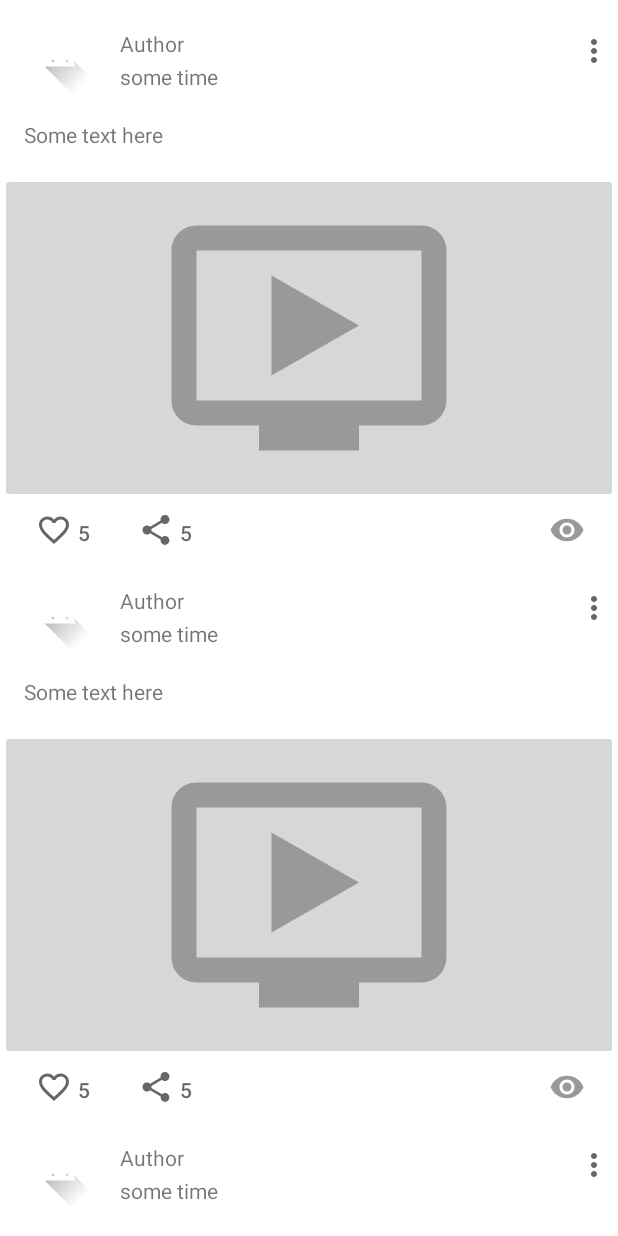
After one commit to Garshishka/NeWork, an Android app: the layout fragment_posts.xml on its own in the app's theme, with its tools: preview values and no code run, on a phone screen of 412 x 824 dp. The commit adds this screen. Run offline under Robolectric (Android 15) with nearby library versions, the phone set to English and light mode, and no system bars.

Commit message:
Made base post feed UI

```diff
--- /dev/null
+++ b/app/src/main/res/color/like_checkbox_tint.xml
@@ -0,0 +1,5 @@
+<?xml version="1.0" encoding="utf-8"?>
+<selector xmlns:android="http://schemas.android.com/apk/res/android">
+    <item android:color="@color/like_red" android:state_checked="true"/>
+    <item android:color="?attr/colorControlNormal"/>
+</selector>
--- /dev/null
+++ b/app/src/main/res/drawable/ic_baseline_error_outline_48.xml
@@ -0,0 +1,5 @@
+<vector xmlns:android="http://schemas.android.com/apk/res/android" android:width="48dp"
+    android:height="48dp" android:tint="#999999"
+    android:viewportWidth="24" android:viewportHeight="24">
+    <path android:fillColor="@android:color/white" android:pathData="M11,15h2v2h-2zM11,7h2v6h-2zM11.99,2C6.47,2 2,6.48 2,12s4.47,10 9.99,10C17.52,22 22,17.52 22,12S17.52,2 11.99,2zM12,20c-4.42,0 -8,-3.58 -8,-8s3.58,-8 8,-8 8,3.58 8,8 -3.58,8 -8,8z"/>
+</vector>
--- /dev/null
+++ b/app/src/main/res/drawable/ic_baseline_eye_24.xml
@@ -0,0 +1,5 @@
+<vector android:height="24dp" android:tint="#999999"
+    android:viewportHeight="24" android:viewportWidth="24"
+    android:width="24dp" xmlns:android="http://schemas.android.com/apk/res/android">
+    <path android:fillColor="@android:color/white" android:pathData="M12,4.5C7,4.5 2.73,7.61 1,12c1.73,4.39 6,7.5 11,7.5s9.27,-3.11 11,-7.5c-1.73,-4.39 -6,-7.5 -11,-7.5zM12,17c-2.76,0 -5,-2.24 -5,-5s2.24,-5 5,-5 5,2.24 5,5 -2.24,5 -5,5zM12,9c-1.66,0 -3,1.34 -3,3s1.34,3 3,3 3,-1.34 3,-3 -1.34,-3 -3,-3z"/>
+</vector>
--- /dev/null
+++ b/app/src/main/res/drawable/ic_baseline_favorite_24.xml
@@ -0,0 +1,5 @@
+<vector android:height="24dp" android:tint="#FF2424"
+    android:viewportHeight="24" android:viewportWidth="24"
+    android:width="24dp" xmlns:android="http://schemas.android.com/apk/res/android">
+    <path android:fillColor="@android:color/white" android:pathData="M12,21.35l-1.45,-1.32C5.4,15.36 2,12.28 2,8.5 2,5.42 4.42,3 7.5,3c1.74,0 3.41,0.81 4.5,2.09C13.09,3.81 14.76,3 16.5,3 19.58,3 22,5.42 22,8.5c0,3.78 -3.4,6.86 -8.55,11.54L12,21.35z"/>
+</vector>
--- /dev/null
+++ b/app/src/main/res/drawable/ic_baseline_favorite_border_24.xml
@@ -0,0 +1,5 @@
+<vector android:height="24dp" android:tint="#999999"
+    android:viewportHeight="24" android:viewportWidth="24"
+    android:width="24dp" xmlns:android="http://schemas.android.com/apk/res/android">
+    <path android:fillColor="@android:color/white" android:pathData="M16.5,3c-1.74,0 -3.41,0.81 -4.5,2.09C10.91,3.81 9.24,3 7.5,3 4.42,3 2,5.42 2,8.5c0,3.78 3.4,6.86 8.55,11.54L12,21.35l1.45,-1.32C18.6,15.36 22,12.28 22,8.5 22,5.42 19.58,3 16.5,3zM12.1,18.55l-0.1,0.1 -0.1,-0.1C7.14,14.24 4,11.39 4,8.5 4,6.5 5.5,5 7.5,5c1.54,0 3.04,0.99 3.57,2.36h1.87C13.46,5.99 14.96,5 16.5,5c2,0 3.5,1.5 3.5,3.5 0,2.89 -3.14,5.74 -7.9,10.05z"/>
+</vector>
--- /dev/null
+++ b/app/src/main/res/drawable/ic_baseline_more_vert_24.xml
@@ -0,0 +1,5 @@
+<vector android:height="24dp" android:tint="#999999"
+    android:viewportHeight="24" android:viewportWidth="24"
+    android:width="24dp" xmlns:android="http://schemas.android.com/apk/res/android">
+    <path android:fillColor="@android:color/white" android:pathData="M12,8c1.1,0 2,-0.9 2,-2s-0.9,-2 -2,-2 -2,0.9 -2,2 0.9,2 2,2zM12,10c-1.1,0 -2,0.9 -2,2s0.9,2 2,2 2,-0.9 2,-2 -0.9,-2 -2,-2zM12,16c-1.1,0 -2,0.9 -2,2s0.9,2 2,2 2,-0.9 2,-2 -0.9,-2 -2,-2z"/>
+</vector>
--- /dev/null
+++ b/app/src/main/res/drawable/ic_baseline_play_circle_80.xml
@@ -0,0 +1,5 @@
+<vector android:height="80dp" android:tint="#FFFFFF"
+    android:viewportHeight="24" android:viewportWidth="24"
+    android:width="80dp" xmlns:android="http://schemas.android.com/apk/res/android">
+    <path android:fillColor="@android:color/white" android:pathData="M12,2C6.48,2 2,6.48 2,12s4.48,10 10,10 10,-4.48 10,-10S17.52,2 12,2zM10,16.5v-9l6,4.5 -6,4.5z"/>
+</vector>
--- /dev/null
+++ b/app/src/main/res/drawable/ic_baseline_share_24.xml
@@ -0,0 +1,5 @@
+<vector android:height="24dp" android:tint="#999999"
+    android:viewportHeight="24" android:viewportWidth="24"
+    android:width="24dp" xmlns:android="http://schemas.android.com/apk/res/android">
+    <path android:fillColor="@android:color/white" android:pathData="M18,16.08c-0.76,0 -1.44,0.3 -1.96,0.77L8.91,12.7c0.05,-0.23 0.09,-0.46 0.09,-0.7s-0.04,-0.47 -0.09,-0.7l7.05,-4.11c0.54,0.5 1.25,0.81 2.04,0.81 1.66,0 3,-1.34 3,-3s-1.34,-3 -3,-3 -3,1.34 -3,3c0,0.24 0.04,0.47 0.09,0.7L8.04,9.81C7.5,9.31 6.79,9 6,9c-1.66,0 -3,1.34 -3,3s1.34,3 3,3c0.79,0 1.5,-0.31 2.04,-0.81l7.12,4.16c-0.05,0.21 -0.08,0.43 -0.08,0.65 0,1.61 1.31,2.92 2.92,2.92 1.61,0 2.92,-1.31 2.92,-2.92s-1.31,-2.92 -2.92,-2.92z"/>
+</vector>
--- /dev/null
+++ b/app/src/main/res/drawable/ic_baseline_video.xml
@@ -0,0 +1,5 @@
+<vector android:height="@dimen/video_height" android:tint="#999999"
+    android:viewportHeight="24" android:viewportWidth="24"
+    android:width="@dimen/video_height" xmlns:android="http://schemas.android.com/apk/res/android">
+    <path android:fillColor="@android:color/white" android:pathData="M21,3L3,3c-1.11,0 -2,0.89 -2,2v12c0,1.1 0.89,2 2,2h5v2h8v-2h5c1.1,0 1.99,-0.9 1.99,-2L23,5c0,-1.11 -0.9,-2 -2,-2zM21,17L3,17L3,5h18v12zM16,11l-7,4L9,7z"/>
+</vector>
--- /dev/null
+++ b/app/src/main/res/drawable/ic_like_24dp.xml
@@ -0,0 +1,10 @@
+<?xml version="1.0" encoding="utf-8"?>
+<selector xmlns:android="http://schemas.android.com/apk/res/android">
+    <item
+        android:drawable="@drawable/ic_baseline_favorite_24"
+        android:state_checked="true"
+        />
+    <item
+        android:drawable="@drawable/ic_baseline_favorite_border_24"
+        />
+</selector>
--- /dev/null
+++ b/app/src/main/res/layout/fragment_posts.xml
@@ -0,0 +1,18 @@
+<?xml version="1.0" encoding="utf-8"?>
+<androidx.constraintlayout.widget.ConstraintLayout xmlns:android="http://schemas.android.com/apk/res/android"
+    android:layout_width="match_parent"
+    android:layout_height="match_parent"
+    xmlns:app="http://schemas.android.com/apk/res-auto"
+    xmlns:tools="http://schemas.android.com/tools">
+
+    <androidx.recyclerview.widget.RecyclerView
+        android:id="@+id/list_posts"
+        app:layoutManager="androidx.recyclerview.widget.LinearLayoutManager"
+        android:layout_width="match_parent"
+        android:layout_height="0dp"
+        app:layout_constraintTop_toTopOf="parent"
+        app:layout_constraintBottom_toBottomOf="parent"
+        tools:listitem="@layout/layout_post"
+        />
+
+</androidx.constraintlayout.widget.ConstraintLayout>
--- /dev/null
+++ b/app/src/main/res/layout/layout_post.xml
@@ -0,0 +1,166 @@
+<?xml version="1.0" encoding="utf-8"?>
+<androidx.constraintlayout.widget.ConstraintLayout xmlns:android="http://schemas.android.com/apk/res/android"
+    xmlns:app="http://schemas.android.com/apk/res-auto"
+    xmlns:tools="http://schemas.android.com/tools"
+    android:layout_width="match_parent"
+    android:layout_height="wrap_content">
+
+    <ImageView
+        android:id="@+id/avatar"
+        android:layout_width="@dimen/avatar_size"
+        android:layout_height="@dimen/avatar_size"
+        android:layout_margin="@dimen/margin_default"
+        android:contentDescription="@string/description_post_author_avatar"
+        android:src="@drawable/ic_launcher_foreground"
+        app:layout_constraintStart_toStartOf="parent"
+        app:layout_constraintTop_toTopOf="parent"
+        tools:srcCompat="@sample/posts_avatars" />
+
+    <TextView
+        android:id="@+id/author"
+        android:layout_width="0dp"
+        android:layout_height="wrap_content"
+        android:layout_marginHorizontal="@dimen/margin_default"
+        android:ellipsize="end"
+        android:maxLines="1"
+        app:layout_constraintBottom_toTopOf="@id/published"
+        app:layout_constraintEnd_toStartOf="@id/menu"
+        app:layout_constraintStart_toEndOf="@id/avatar"
+        app:layout_constraintTop_toTopOf="@id/avatar"
+        tools:text="Author" />
+
+    <TextView
+        android:id="@+id/published"
+        android:layout_width="wrap_content"
+        android:layout_height="wrap_content"
+        android:layout_marginStart="@dimen/margin_default"
+        app:layout_constraintBottom_toBottomOf="@id/avatar"
+        app:layout_constraintStart_toEndOf="@id/avatar"
+        app:layout_constraintTop_toBottomOf="@id/author"
+        tools:text="some time" />
+
+    <com.google.android.material.button.MaterialButton
+        android:id="@+id/menu"
+        android:layout_width="@dimen/picture_size"
+        android:layout_height="@dimen/picture_size"
+        android:layout_marginTop="@dimen/margin_default"
+        android:contentDescription="@string/description_post_menu"
+        app:icon="@drawable/ic_baseline_more_vert_24"
+        app:layout_constraintEnd_toEndOf="parent"
+        app:layout_constraintTop_toTopOf="parent"
+        style="@style/Widget.AppTheme.GrayButtons"/>
+
+    <androidx.constraintlayout.widget.Barrier
+        android:id="@+id/barrierTop"
+        android:layout_width="wrap_content"
+        android:layout_height="wrap_content"
+        app:barrierDirection="bottom"
+        app:constraint_referenced_ids="avatar,published,menu" />
+
+    <TextView
+        android:id="@+id/content"
+        android:layout_width="match_parent"
+        android:layout_height="wrap_content"
+        android:autoLink="web"
+        android:padding="@dimen/margin_default"
+        app:layout_constraintTop_toTopOf="@id/barrierTop"
+        tools:text="Some text here" />
+
+    <ImageButton
+        android:id="@+id/attachmentPicture"
+        android:layout_width="match_parent"
+        android:layout_height="wrap_content"
+        android:src="@drawable/ic_baseline_video"
+        app:layout_constraintTop_toBottomOf="@id/content"
+        android:contentDescription="@string/attached_content"
+        android:visibility="visible"
+        />
+
+    <ImageView
+        android:id="@+id/playButton"
+        android:layout_width="wrap_content"
+        android:layout_height="wrap_content"
+        android:src="@drawable/ic_baseline_play_circle_80"
+        android:contentDescription="@string/play_video"
+        android:visibility="gone"
+        app:layout_constraintBottom_toBottomOf="@id/attachmentPicture"
+        app:layout_constraintEnd_toEndOf="@id/attachmentPicture"
+        app:layout_constraintStart_toStartOf="@id/attachmentPicture"
+        app:layout_constraintTop_toTopOf="@id/attachmentPicture"
+        />
+
+    <androidx.constraintlayout.widget.Barrier
+        android:id="@+id/barrierBottom"
+        android:layout_width="wrap_content"
+        android:layout_height="wrap_content"
+        app:barrierDirection="bottom"
+        app:constraint_referenced_ids="content,attachmentPicture" />
+
+    <com.google.android.material.button.MaterialButton
+        android:id="@+id/like"
+        android:layout_width="wrap_content"
+        android:layout_height="@dimen/picture_size"
+        android:layout_marginStart="@dimen/margin_default"
+        android:contentDescription="@string/description_post_likes"
+        android:checkable="true"
+        app:icon="@drawable/ic_like_24dp"
+        app:layout_constraintEnd_toStartOf="@id/share"
+        app:layout_constraintStart_toStartOf="parent"
+        app:layout_constraintTop_toBottomOf="@id/barrierBottom"
+        tools:text="5"
+        style="@style/Widget.AppTheme.LikeCheckBox"/>
+
+    <com.google.android.material.button.MaterialButton
+        android:id="@+id/share"
+        android:layout_width="wrap_content"
+        android:layout_height="@dimen/picture_size"
+        android:layout_marginStart="@dimen/margin_default"
+        android:contentDescription="@string/description_post_shares"
+        app:icon="@drawable/ic_baseline_share_24"
+        app:layout_constraintStart_toEndOf="@id/like"
+        app:layout_constraintTop_toBottomOf="@id/barrierBottom"
+        tools:text = "5"
+        style="@style/Widget.AppTheme.GrayButtons"
+        />
+
+    <TextView
+        android:id="@+id/viewsText"
+        android:layout_width="wrap_content"
+        android:layout_height="wrap_content"
+        android:layout_marginEnd="@dimen/margin_default"
+        app:layout_constraintBottom_toBottomOf="@id/viewsIcon"
+        app:layout_constraintEnd_toEndOf="parent"
+        app:layout_constraintTop_toTopOf="@id/viewsIcon"
+        tools:text="@sample/posts.json/data/views" />
+
+    <ImageButton
+        android:id="@+id/viewsIcon"
+        android:layout_width="@dimen/picture_size"
+        android:layout_height="@dimen/picture_size"
+        android:background="@android:color/transparent"
+        android:contentDescription="@string/description_post_views"
+        android:src="@drawable/ic_baseline_eye_24"
+        app:layout_constraintEnd_toStartOf="@id/viewsText"
+        app:layout_constraintTop_toBottomOf="@id/barrierBottom" />
+
+    <ImageView
+        android:id="@+id/notOnServer"
+        android:layout_width="@dimen/picture_size"
+        android:layout_height="@dimen/picture_size"
+        android:contentDescription="@string/not_on_server_yet"
+        android:src="@drawable/ic_baseline_error_outline_48"
+        android:visibility="gone"
+        app:layout_constraintEnd_toEndOf="parent"
+        app:layout_constraintStart_toStartOf="parent"
+        app:layout_constraintTop_toBottomOf="@id/barrierBottom"
+        />
+
+    <androidx.constraintlayout.widget.Group
+        android:id="@+id/bottomGroup"
+        android:layout_width="match_parent"
+        android:layout_height="wrap_content"
+        android:visibility="visible"
+        app:constraint_referenced_ids="viewsIcon, viewsText, like, share"
+        />
+
+</androidx.constraintlayout.widget.ConstraintLayout>
--- a/app/src/main/res/values/colors.xml
+++ b/app/src/main/res/values/colors.xml
@@ -7,4 +7,5 @@
     <color name="teal_700">#FF018786</color>
     <color name="black">#FF000000</color>
     <color name="white">#FFFFFFFF</color>
+    <color name="like_red">#FF0000</color>
 </resources>
--- a/app/src/main/res/values/dimens.xml
+++ b/app/src/main/res/values/dimens.xml
@@ -2,4 +2,7 @@
 <resources>
     <dimen name="margin_default">16dp</dimen>
     <dimen name="text_width">250dp</dimen>
+    <dimen name="avatar_size">48dp</dimen>
+    <dimen name="picture_size">36dp</dimen>
+    <dimen name="video_height">200dp</dimen>
 </resources>
--- a/app/src/main/res/values/strings.xml
+++ b/app/src/main/res/values/strings.xml
@@ -8,4 +8,12 @@
     <string name="repeat_password">REPEAT PASSWORD</string>
     <string name="login_error">Login Error: :%1$s</string>
     <string name="login_wrong">Wrong login or password</string>
+    <string name="description_post_author_avatar">Post author avatar</string>
+    <string name="description_post_menu">Post menu</string>
+    <string name="attached_content">Attached</string>
+    <string name="play_video">Play video</string>
+    <string name="description_post_likes">Like</string>
+    <string name="description_post_shares">Share</string>
+    <string name="description_post_views">Views</string>
+    <string name="not_on_server_yet">Not loaded yet</string>
 </resources>
--- a/app/src/main/res/values/themes.xml
+++ b/app/src/main/res/values/themes.xml
@@ -13,4 +13,20 @@
         <item name="android:statusBarColor">?attr/colorPrimaryVariant</item>
         <!-- Customize your theme here. -->
     </style>
+
+    <style name="Widget.AppTheme.LikeCheckBox"
+        parent="Widget.MaterialComponents.Button.TextButton">
+        <item name="iconTint">@color/like_checkbox_tint</item>
+        <item name="android:minHeight">@dimen/picture_size</item>
+        <item name="android:minWidth">@dimen/picture_size</item>
+    </style>
+
+    <style name="Widget.AppTheme.GrayButtons"
+        parent="Widget.MaterialComponents.Button.TextButton">
+        <item name="iconTint">?attr/colorControlNormal</item>
+        <item name="android:textColor">?attr/colorControlNormal</item>
+        <item name="android:minHeight">@dimen/picture_size</item>
+        <item name="android:minWidth">@dimen/picture_size</item>
+    </style>
+
 </resources>
```
Also changed, not shown: 1 other file.
